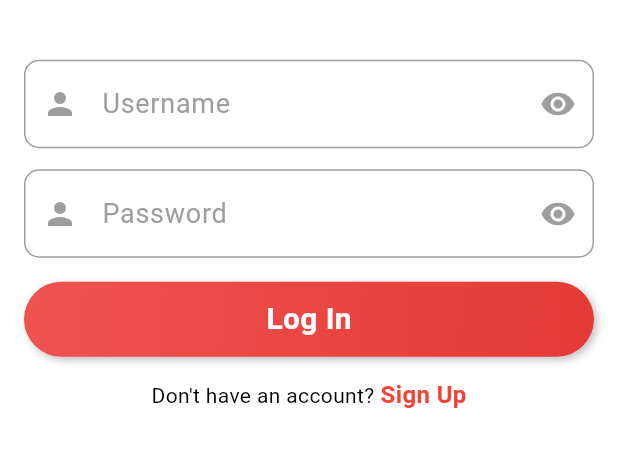
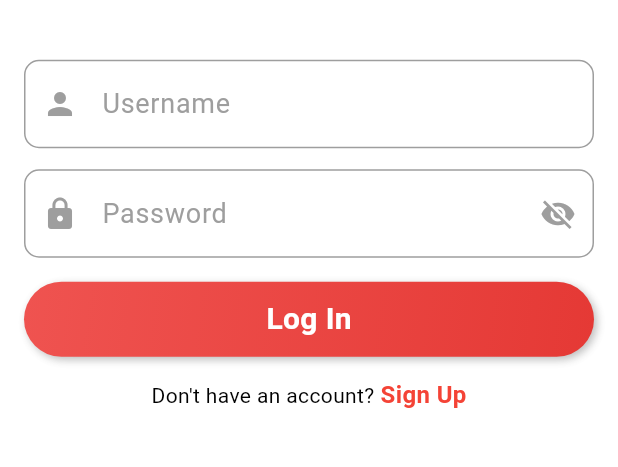
Before and after one commit to vikramsingh2553/buy_smart_admin, a Flutter app: the LogInScreen screen opened directly, on a phone screen of 412 x 824 dp, the part 442-909 px from its top. Run offline on Flutter 3.47's test engine with Material 3 defaults, Android fonts, the phone set to English and light mode, and no system bars; our stand-ins replace shared_preferences; accounts and stored records are empty.

Commit message:
minor changes

```diff
--- a/lib/Auth/service/auth_service.dart
+++ b/lib/Auth/service/auth_service.dart
@@ -4,15 +4,15 @@ import 'package:buy_smart_admin/shared/api_end_points.dart';
 import 'package:http/http.dart' as http;
 
 class AuthService {
-
   Future<Map<String, dynamic>?> login(AuthModel user) async {
     final response = await http.post(
-      Uri.parse('$ApiEndpoints/login'),
+      Uri.parse(ApiEndpoints.login),
       headers: <String, String>{
         'Content-Type': 'application/json; charset=UTF-8',
       },
       body: jsonEncode(user.toMap()),
     );
+
     if (response.statusCode == 200) {
       return jsonDecode(response.body);
     } else {
@@ -23,7 +23,7 @@ class AuthService {
 
   Future<Map<String, dynamic>?> register(AuthModel user) async {
     final response = await http.post(
-      Uri.parse('$ApiEndpoints/register'),
+      Uri.parse(ApiEndpoints.register),
       headers: <String, String>{
         'Content-Type': 'application/json; charset=UTF-8',
       },
--- a/lib/Auth/ui/login_screen.dart
+++ b/lib/Auth/ui/login_screen.dart
@@ -2,7 +2,6 @@ import 'dart:ui';
 
 import 'package:buy_smart_admin/Auth/provider/auth_provider.dart';
 import 'package:buy_smart_admin/Auth/ui/register_screen.dart';
-import 'package:buy_smart_admin/Product/ui/product_screen.dart';
 import 'package:flutter/material.dart';
 import 'package:provider/provider.dart';
 
@@ -19,22 +18,22 @@ class _LoginScreenState extends State<LogInScreen> {
   bool _isPasswordVisible = false;
 
   @override
+  void dispose() {
+    _usernameController.dispose();
+    _passwordController.dispose();
+    super.dispose();
+  }
+
+  @override
   Widget build(BuildContext context) {
     final AuthProvider userProvider = Provider.of<AuthProvider>(context);
     return Scaffold(
-
       backgroundColor: Colors.white38,
       body: Stack(
         children: [
           Container(
             width: double.infinity,
             height: double.infinity,
-            // decoration: BoxDecoration(
-            //   image: DecorationImage(
-            //     image: AssetImage('assets/egor-litvinov-ncKxCn5SI3A-unsplash.jpg'),
-            //     fit: BoxFit.cover,
-            //   ),
-            // ),
             child: BackdropFilter(
               filter: ImageFilter.blur(sigmaX: 5, sigmaY: 5),
               child: Container(
@@ -59,6 +58,7 @@ class _LoginScreenState extends State<LogInScreen> {
                 ),
                 const SizedBox(height: 40),
                 TextFormField(
+                  controller: _usernameController,
                   decoration: InputDecoration(
                     labelText: 'Username',
                     labelStyle: TextStyle(
@@ -83,10 +83,6 @@ class _LoginScreenState extends State<LogInScreen> {
                       Icons.person,
                       color: Colors.grey,
                     ),
-                    suffixIcon: Icon(
-                      Icons.visibility,
-                      color: Colors.grey,
-                    ),
                   ),
                   style: TextStyle(
                     fontSize: 18,
@@ -95,6 +91,8 @@ class _LoginScreenState extends State<LogInScreen> {
                 ),
                 const SizedBox(height: 14),
                 TextFormField(
+                  controller: _passwordController,
+                  obscureText: !_isPasswordVisible,
                   decoration: InputDecoration(
                     labelText: 'Password',
                     labelStyle: TextStyle(
@@ -116,12 +114,19 @@ class _LoginScreenState extends State<LogInScreen> {
                       ),
                     ),
                     prefixIcon: Icon(
-                      Icons.person,
+                      Icons.lock,
                       color: Colors.grey,
                     ),
-                    suffixIcon: Icon(
-                      Icons.visibility,
-                      color: Colors.grey,
+                    suffixIcon: IconButton(
+                      icon: Icon(
+                        _isPasswordVisible ? Icons.visibility : Icons.visibility_off,
+                        color: Colors.grey,
+                      ),
+                      onPressed: () {
+                        setState(() {
+                          _isPasswordVisible = !_isPasswordVisible;
+                        });
+                      },
                     ),
                   ),
                   style: TextStyle(
@@ -194,7 +199,11 @@ class _LoginScreenState extends State<LogInScreen> {
                       },
                       child: const Text(
                         'Sign Up',
-                        style: TextStyle(color: Colors.red, fontSize: 16, fontWeight: FontWeight.bold),
+                        style: TextStyle(
+                          color: Colors.red,
+                          fontSize: 16,
+                          fontWeight: FontWeight.bold,
+                        ),
                       ),
                     ),
                   ],
--- a/lib/shared/api_end_points.dart
+++ b/lib/shared/api_end_points.dart
@@ -1,6 +1,9 @@
 class ApiEndpoints {
-  static const String authToken ='eyJhbGciOiJIUzI1NiIsInR5cCI6IkpXVCJ9.eyJ1c2VyIjp7ImlkIjoiNjY5NzQzZTk2ZjczY2I5OGYxZmEyNzM3IiwidXNlcm5hbWUiOiJhbWl0QGdtYWlsLmNvbSJ9LCJpYXQiOjE3MjIwNjk3OTEsImV4cCI6MTcyMjA3MzM5MX0.h0wjE20HfWCGF7pZ_kklFJ35r0WoNV7PlILhZ_WyOyQ';
+ // static const String authToken ='eyJhbGciOiJIUzI1NiIsInR5cCI6IkpXVCJ9.eyJ1c2VyIjp7ImlkIjoiNjY5NzQzZTk2ZjczY2I5OGYxZmEyNzM3IiwidXNlcm5hbWUiOiJhbWl0QGdtYWlsLmNvbSJ9LCJpYXQiOjE3MjIwNjk3OTEsImV4cCI6MTcyMjA3MzM5MX0.h0wjE20HfWCGF7pZ_kklFJ35r0WoNV7PlILhZ_WyOyQ';
+  static const String authToken ='eyJhbGciOiJIUzI1NiIsInR5cCI6IkpXVCJ9.eyJ1c2VyIjp7ImlkIjoiMSIsInVzZXJuYW1lIjoiVmlrcmFtIn0sImlhdCI6MTcyMjEzOTg3MSwiZXhwIjoxNzIyMTQzNDcxfQ.Tbpy7C6zU5O4QIuHdwC66UOfBzW9F7C_roZ4XHdgCgM';
   static const String baseUrl = 'http://localhost:3000/api';
   static const String product = '$baseUrl/products';
   static const String category = '$baseUrl/categories';
+  static const String login = '$baseUrl/login';
+  static const String register = '$baseUrl/register';
 }
--- a/lib/shared/string_const.dart
+++ b/lib/shared/string_const.dart
@@ -11,7 +11,7 @@ class StringConst {
   static const String descriptionValidator = 'Please enter the product description';
   static const String addProductButton = 'Add Product';
   static const String productAddedSuccess = 'Product added successfully';
-  static const String accountHeader = 'Account Info';
+  static const String accountHeader = 'Account ';
   static const String userName = 'Amit';
   static const String settingProfile = 'View Profile';
   static const String settingNotifications = 'Notifications';
--- a/pubspec.yaml
+++ b/pubspec.yaml
@@ -19,7 +19,7 @@ publish_to: 'none' # Remove this line if you wish to publish to pub.dev
 version: 1.0.0+1
 
 environment:
-  sdk: '3.3.0'
+  sdk: '3.3.4'
 
 # Dependencies specify other packages that your package needs in order to work.
 # To automatically upgrade your package dependencies to the latest versions
@@ -39,9 +39,7 @@ dependencies:
 
   # The following adds the Cupertino Icons font to your application.
   # Use with the CupertinoIcons class for iOS style icons.
-  cupertino_icons: ^1.0.6
-  http: ^1.2.2
-  provider: ^6.1.2
+
 
 dev_dependencies:
   flutter_test:
```
Also changed, not shown: lib/Auth/provider/auth_provider.dart (+39 -3 lines), lib/Product/ui/account_screen.dart (+1 -9 lines), lib/Product/ui/product_detail_screen.dart (added, +44 -0 lines), lib/Product/ui/product_screen.dart (+11 -1 lines), lib/Product/ui/starting_home_screen.dart (+10 -3 lines), lib/main.dart (+15 -11 lines), pubspec.lock.
